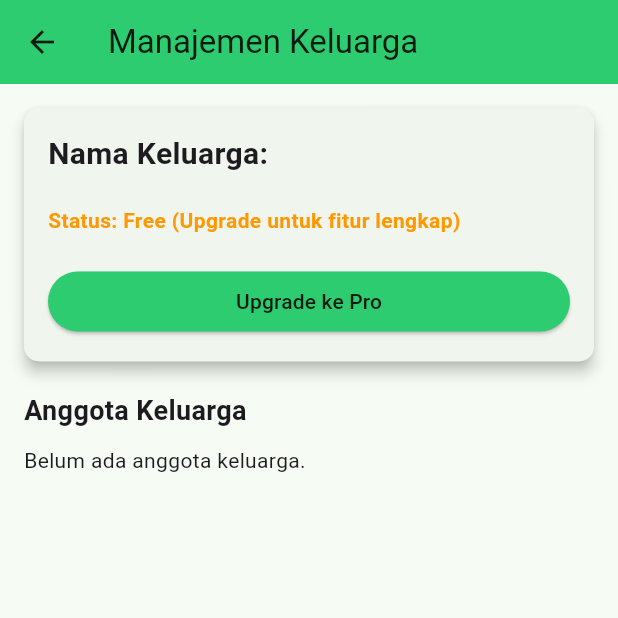
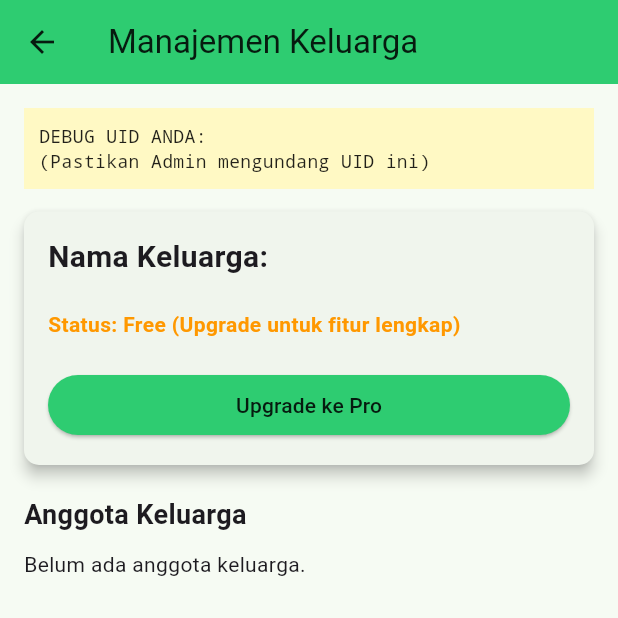
Before and after one commit to groupethy-byte/Ethyf, a Flutter app: the FamilyManagementPage screen opened by its route, on a phone screen of 412 x 824 dp, the top half of it. Run offline on Flutter 3.47's test engine with Material 3 defaults, Android fonts, the phone set to English and light mode, and no system bars; drawn by our look-alikes of flutter_styled_toast; our stand-ins replace cloud_firestore, connectivity_plus, firebase_auth, firebase_core, firebase_storage, fl_chart and 6 more; missing offline and left inert: excel; accounts and stored records are empty.

Commit message:
penambahan fungsi login gmail, dan keluarga
mengaktifkan fitur login google, dan menambahkan fitur keluarga, tapi baru sampai mengundang

```diff
--- a/lib/app/modules/family/family_management_page.dart
+++ b/lib/app/modules/family/family_management_page.dart
@@ -26,6 +26,17 @@ class FamilyManagementPage extends GetView<FamilyController> {
           child: Column(
             crossAxisAlignment: CrossAxisAlignment.start,
             children: [
+              // --- DEBUG INFO (Hapus nanti jika sudah fix) ---
+              Container(
+                width: double.infinity,
+                padding: const EdgeInsets.all(10),
+                margin: const EdgeInsets.only(bottom: 15),
+                color: Colors.yellow.shade100,
+                child: SelectableText(
+                  'DEBUG UID ANDA: ${controller.user?.uid}\n(Pastikan Admin mengundang UID ini)',
+                  style: const TextStyle(fontSize: 12, fontFamily: 'monospace', color: Colors.black87),
+                ),
+              ),
               // Bagian Undangan Masuk
               if (invitations.isNotEmpty) ...[
                 const Text(
--- a/lib/main.dart
+++ b/lib/main.dart
@@ -1336,6 +1336,13 @@ class _HomeScreenState extends State<HomeScreen> {
                           .snapshots()
                       : const Stream.empty(),
                   builder: (context, snapshot) {
+                    if (snapshot.hasError) {
+                      // Ini akan mencetak link pembuatan index di console jika index belum ada
+                      print("Error Undangan: ${snapshot.error}");
+                    }
+                    if (snapshot.hasData) {
+                      print("DEBUG BADGE: Ditemukan ${snapshot.data!.docs.length} undangan untuk ${user?.uid}");
+                    }
                     if (!snapshot.hasData || snapshot.data!.docs.isEmpty) {
                       return const SizedBox.shrink();
                     }
```
Also changed, not shown: lib/app/modules/family/family_controller.dart (+55 -16 lines), 1 other file.
